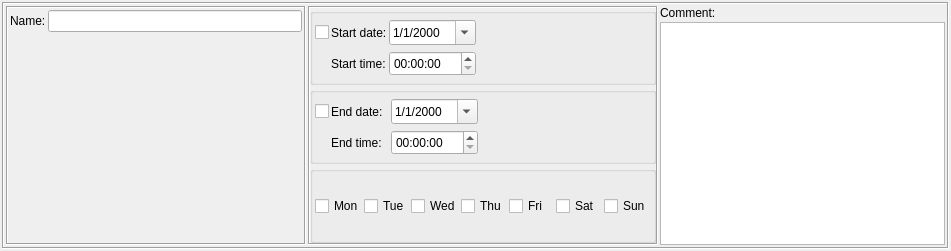
First picture: the form in src/gui/timedialog_q.ui, repository fwbuilder/fwbuilder, before the edit.
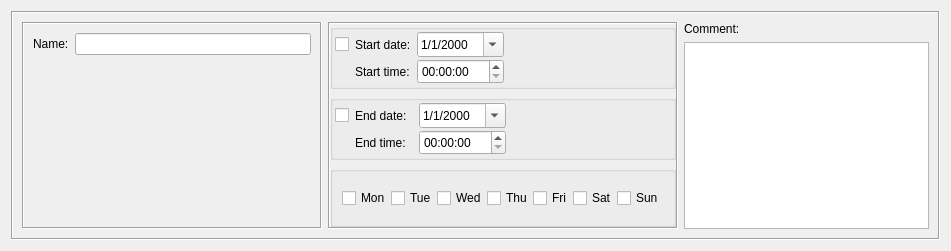
Second picture: the form after the edit.

Commit message: See #501 Finally cleaned up dialog layout for all object dialogs. Had to remove default margin and spacing in the "form setting" for each dialog

What changed in the file:
```diff
--- a/src/gui/timedialog_q.ui
+++ b/src/gui/timedialog_q.ui
@@ -15,19 +15,8 @@
   <property name="windowTitle" >
    <string>Time</string>
   </property>
-  <layout class="QHBoxLayout" >
-   <property name="spacing" >
-    <number>2</number>
-   </property>
-   <property name="margin" >
-    <number>2</number>
-   </property>
-   <item>
-    <layout class="QVBoxLayout" >
-     <property name="spacing" >
-      <number>2</number>
-     </property>
-     <item>
+  <layout class="QGridLayout" name="gridLayout" >
+   <item row="0" column="0" >
       <widget class="QFrame" name="frame7" >
        <property name="frameShape" >
         <enum>QFrame::Box</enum>
@@ -452,10 +441,7 @@
       </widget>
      </item>
     </layout>
-   </item>
-  </layout>
  </widget>
- <layoutdefault spacing="2" margin="2" />
  <tabstops>
   <tabstop>obj_name</tabstop>
   <tabstop>startDate</tabstop>
```
Left out of the diff: 1 changed line with no effect on the pictures. Lines whose indentation alone changed are shown as unchanged. The commit also changes 30 other files.
